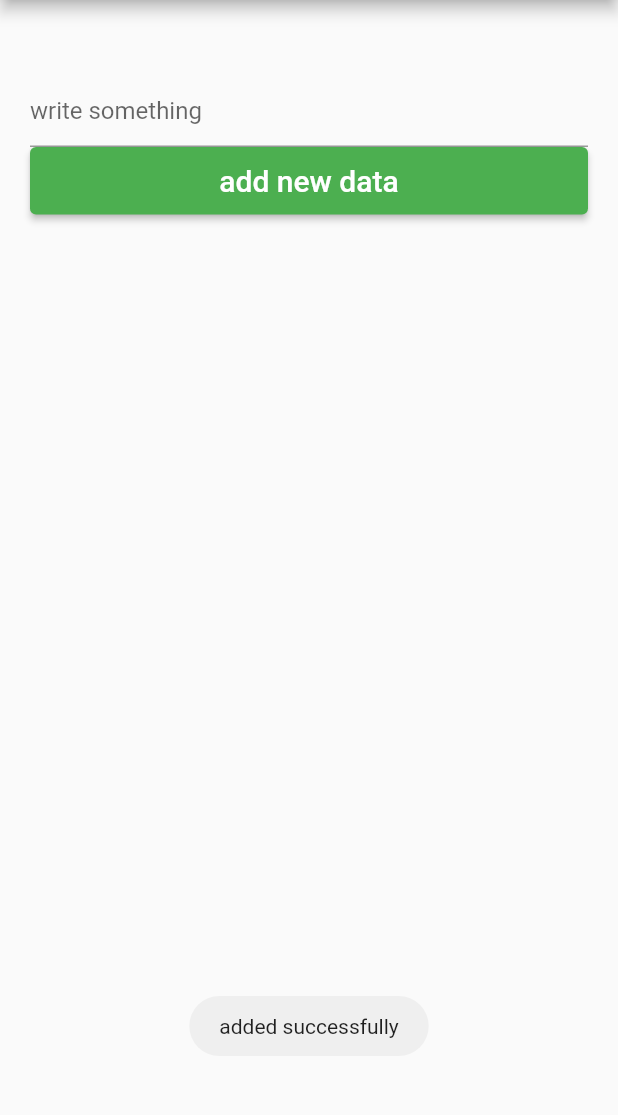
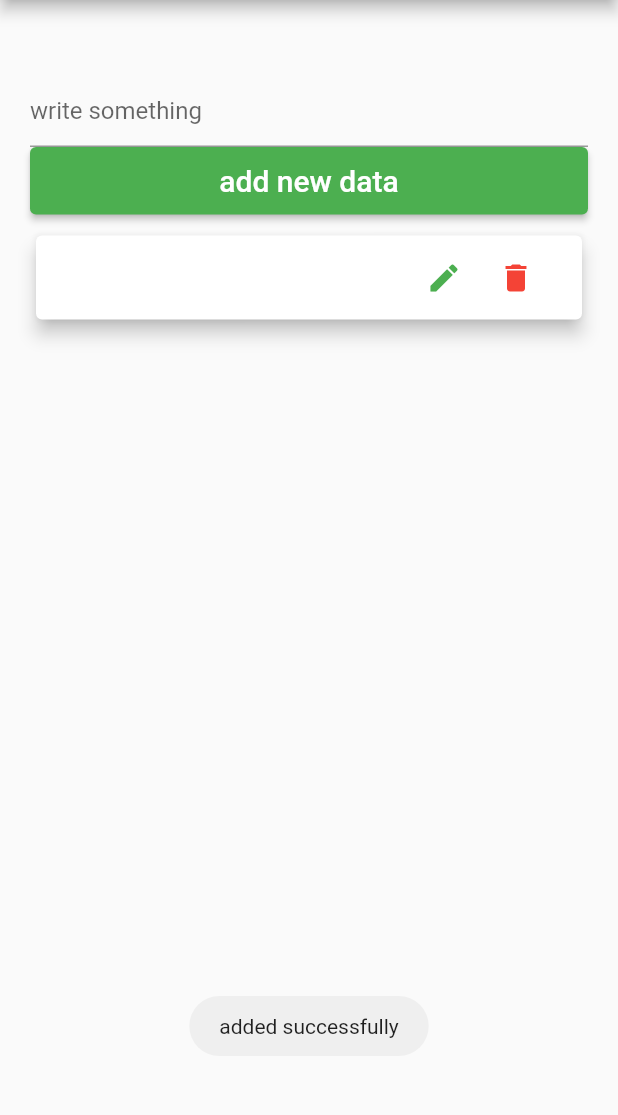
Before and after one commit to alifsoftdev/Hive-Local-data_store, a Flutter app: the screen it shows after launch, after a tap on "add new data", on a phone screen of 412 x 824 dp, the part 84-1199 px from its top. Run offline on Flutter 3.47's test engine with Material 2 defaults, Android fonts, the phone set to English and light mode, and no system bars; our stand-ins replace fluttertoast, hive_flutter; accounts and stored records are empty.

Commit message:
source code

```diff
--- a/lib/home.dart
+++ b/lib/home.dart
@@ -11,7 +11,7 @@ class _Home_PageState extends State<Home_Page> {
   Box? notepad;
   @override
   void initState() {
-    notepad = Hive.box('authBox');
+    notepad = Hive.box('notepad');
     super.initState();
   }
 
@@ -56,7 +56,10 @@ class _Home_PageState extends State<Home_Page> {
               height: 10,
             ),
             Expanded(
-              child: ListView.builder(
+              child: ValueListenableBuilder(
+                valueListenable: Hive.box('notepad').listenable(),
+                builder: (context, box, widget) {
+                  return ListView.builder(
                     itemCount: notepad!.keys.toList().length,
                     itemBuilder: (_, index) {
                       return Card(
@@ -133,7 +136,10 @@ class _Home_PageState extends State<Home_Page> {
                           ),
                         ),
                       );
-                  }),
+                    });
+                },
+
+              ),
             ),
           ],
         ),
--- a/lib/main.dart
+++ b/lib/main.dart
@@ -7,7 +7,7 @@ void main()async {
 WidgetsFlutterBinding.ensureInitialized();
 await Hive.initFlutter();
 
-Box box = await Hive.openBox('authBox');
+Box box = await Hive.openBox('notepad');
 
   runApp(const MyApp());
 }
```
Lines whose indentation alone changed are shown as unchanged.
